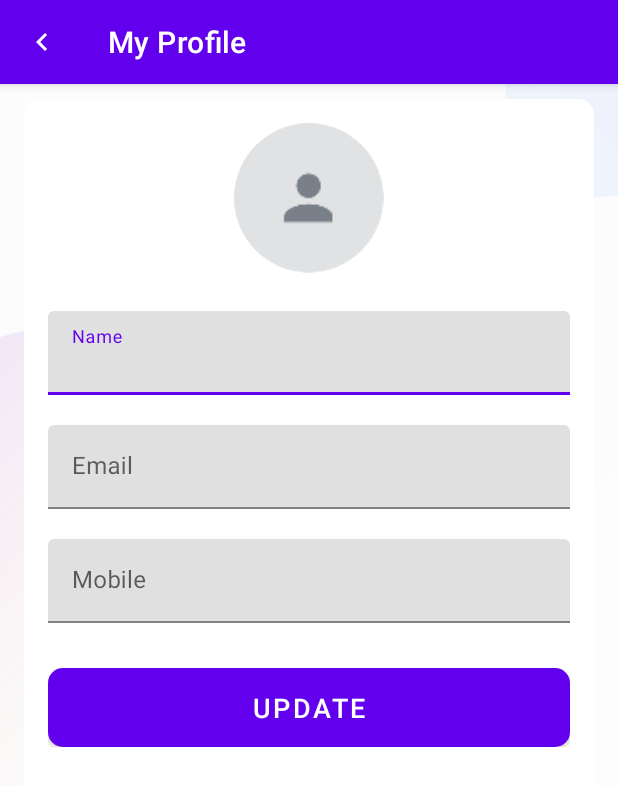
After one commit to Girishg17/HealthCare, an Android app: the MyProfileActivity screen opened directly, with no data from a screen before it, on a phone screen of 412 x 824 dp. The commit adds this screen. Shown: the top 786 px of the screen. Run offline under Robolectric (Android 15) with nearby library versions, the phone set to English and light mode, and no system bars; our stand-ins replace CircleImageView, Firebase (no records; nobody signed in at launch, a user with empty details on screens opened directly); libraries missing offline, so code that uses them is left out: org.checkerframework.checker; 4 statements that could not run were skipped.

Commit message:
MyProfile updation

```diff
--- a/app/build.gradle
+++ b/app/build.gradle
@@ -48,6 +48,10 @@ dependencies {
     implementation 'com.google.firebase:firebase-firestore:24.4.4'
     //implementation 'com.google.firebase:firebase-messaging:20.1.1'
 
+     implementation 'com.github.bumptech.glide:glide:4.11.0'
+
+   annotationProcessor 'com.github.bumptech.glide:compiler:4.11.0'
+    implementation 'com.google.firebase:firebase-storage:20.1.0'
     testImplementation 'junit:junit:4.13.2'
     androidTestImplementation 'androidx.test.ext:junit:1.1.4'
     androidTestImplementation 'androidx.test.espresso:espresso-core:3.5.0'
--- a/app/src/main/AndroidManifest.xml
+++ b/app/src/main/AndroidManifest.xml
@@ -2,6 +2,9 @@
 <manifest xmlns:android="http://schemas.android.com/apk/res/android"
     xmlns:tools="http://schemas.android.com/tools"
     package="com.girish.healthcare">
+    <uses-permission android:name="android.permission.INTERNET"/>
+    <uses-permission android:name="android.permission.ACCESS_NETWORK_STATE"/>
+    <uses-permission android:name="android.permission.READ_EXTERNAL_STORAGE"/>
 
     <application
         android:allowBackup="true"
@@ -13,6 +16,9 @@
         android:supportsRtl="true"
         android:theme="@style/Theme.HealthCare"
         tools:targetApi="31">
+        <activity
+            android:name=".activities.MyProfileActivity"
+            android:exported="false" />
         <activity
             android:name=".CreateAccountController"
             android:exported="false" />
--- /dev/null
+++ b/app/src/main/java/com/girish/healthcare/activities/MyProfileActivity.java
@@ -0,0 +1,208 @@
+package com.girish.healthcare.activities;
+
+import androidx.activity.result.ActivityResultLauncher;
+import androidx.activity.result.contract.ActivityResultContracts;
+import androidx.annotation.NonNull;
+import androidx.appcompat.app.ActionBar;
+import androidx.appcompat.app.AppCompatActivity;
+import androidx.appcompat.widget.Toolbar;
+import androidx.core.app.ActivityCompat;
+import androidx.core.content.ContextCompat;
+
+import com.bumptech.glide.Glide;
+import com.girish.healthcare.R;
+import com.girish.healthcare.controller.MyProfileController;
+import com.girish.healthcare.models.FireStoreClass;
+import com.girish.healthcare.models.User;
+
+import android.Manifest;
+import android.app.Activity;
+import android.content.Intent;
+import android.content.pm.PackageManager;
+import android.net.Uri;
+import android.os.Bundle;
+import android.provider.MediaStore;
+import android.view.View;
+import android.widget.Button;
+import android.widget.ImageView;
+import android.widget.TextView;
+import android.widget.Toast;
+
+import java.io.IOException;
+
+public class MyProfileActivity extends BaseActivity {
+//      private static final int READ_STORAGE_PERMISSION_CODE = 1;
+//
+//    private static final int PICK_IMAGE_REQUEST_CODE = 2;
+
+//    public Uri mSelectedImageFileUri;
+//    private Uri mSelectedImageUri;
+//   private User mUserDetails;
+//    private String mProfileImageURL = "";
+    private MyProfileController controller;
+
+//     public static class Companion {
+//
+//        public static int getReadStoragePermissionCode() {
+//            return READ_STORAGE_PERMISSION_CODE;
+//        }
+//
+//        public static int getPickImageRequestCode() {
+//            return PICK_IMAGE_REQUEST_CODE;
+//        }
+//    }
+
+
+    @Override
+    protected void onCreate(Bundle savedInstanceState) {
+        super.onCreate(savedInstanceState);
+        setContentView(R.layout.activity_my_profile);
+
+        setupActionBar();
+        ImageView nav_user_image = findViewById(R.id.iv_profile_user_image);
+        controller=new MyProfileController(this,nav_user_image);
+        new FireStoreClass().loadUserProfile(this);
+         ImageView nav_user_profile_image = findViewById(R.id.iv_profile_user_image);
+        Button update=findViewById(R.id.btn_update);
+     nav_user_profile_image.setOnClickListener(new View.OnClickListener() {
+    @Override
+    public void onClick(View v) {
+        controller.showImageChooser(MyProfileActivity.this);
+//        if (ContextCompat.checkSelfPermission(MyProfileActivity.this, Manifest.permission.READ_EXTERNAL_STORAGE)
+//            == PackageManager.PERMISSION_GRANTED) {
+//            showImageChooser();
+//        } else {
+//            ActivityCompat.requestPermissions(
+//                MyProfileActivity.this,
+//                new String[]{Manifest.permission.READ_EXTERNAL_STORAGE},
+//                READ_STORAGE_PERMISSION_CODE
+//            );
+//        }
+    }
+});
+     update.setOnClickListener(new View.OnClickListener() {
+    @Override
+    public void onClick(View view) {
+        showProgressDialog("Please wait");
+        // Here if the image is not selected then update the other details of user.
+        if (controller.getMSelectedImageUri() != null) {
+            controller.uploadUserImage();
+        } else {
+
+
+            // Call a function to update user details in the database.
+            controller.updateUserProfileData();
+        }
+    }
+});
+
+
+
+    }
+
+       @Override
+    protected void onActivityResult(int requestCode, int resultCode, Intent data) {
+        super.onActivityResult(requestCode, resultCode, data);
+
+        // Call the onActivityResult() method of the ImageChooser class
+        controller.onActivityResult(requestCode, resultCode, data);
+    }
+
+
+
+//    private void showImageChooser() {
+//    // Check if the permission to read external storage is granted
+//    if (ContextCompat.checkSelfPermission(this, Manifest.permission.READ_EXTERNAL_STORAGE) != PackageManager.PERMISSION_GRANTED) {
+//        // Request the permission if it is not granted
+//        ActivityCompat.requestPermissions(this, new String[]{Manifest.permission.READ_EXTERNAL_STORAGE}, READ_STORAGE_PERMISSION_CODE);
+//    } else {
+//        // Permission is granted, open the image chooser
+//        Intent intent = new Intent(Intent.ACTION_PICK, android.provider.MediaStore.Images.Media.EXTERNAL_CONTENT_URI);
+//        startActivityForResult(intent, PICK_IMAGE_REQUEST_CODE);
+//    }
+//}
+
+//@Override
+//protected void onActivityResult(int requestCode, int resultCode, Intent data) {
+//    super.onActivityResult(requestCode, resultCode, data);
+//    if (requestCode == PICK_IMAGE_REQUEST_CODE && resultCode == RESULT_OK && data != null && data.getData() != null) {
+//        // Get the selected image URI
+//        Uri mSelectedImageUri = data.getData();
+//
+//         ImageView nav_user_image = findViewById(R.id.iv_profile_user_image);
+//            Glide.with(MyProfileActivity.this)
+//        .load(mSelectedImageUri) // URL of the image
+//        .centerCrop() // Scale type of the image.
+//        .placeholder(R.drawable.ic_user_place_holder) // A default place holder
+//        .into(nav_user_image);
+//
+//        // Do something with the selected image URI, such as display it in an ImageView
+//        // imageView.setImageURI(mSelectedImageUri);
+//    }
+//}
+
+//@Override
+//public void onRequestPermissionsResult(int requestCode, String[] permissions, int[] grantResults) {
+//    super.onRequestPermissionsResult(requestCode, permissions, grantResults);
+//    if (requestCode == READ_STORAGE_PERMISSION_CODE) {
+//        if (grantResults.length > 0 && grantResults[0] == PackageManager.PERMISSION_GRANTED) {
+//            // Permission is granted, open the image chooser
+//            Intent intent = new Intent(Intent.ACTION_PICK, android.provider.MediaStore.Images.Media.EXTERNAL_CONTENT_URI);
+//            startActivityForResult(intent, PICK_IMAGE_REQUEST_CODE);
+//        } else {
+//            // Permission is denied, display a message to the user
+//            Toast.makeText(this, "Permission to read external storage is required to select an image.", Toast.LENGTH_LONG).show();
+//        }
+//    }
+//}
+
+
+
+
+
+
+
+
+
+
+
+    private void setupActionBar() {
+        Toolbar toolbar_main_activity = (Toolbar) findViewById(R.id.toolbar_my_profile_activity);
+        setSupportActionBar(toolbar_main_activity);
+        ActionBar actionBar = getSupportActionBar();
+        if (actionBar != null) {
+            actionBar.setDisplayHomeAsUpEnabled(true);
+            actionBar.setHomeAsUpIndicator(R.drawable.ic_white_color_back_24dp);
+            actionBar.setTitle("My Profile");
+        }
+        toolbar_main_activity.setNavigationOnClickListener(new View.OnClickListener() {
+            @Override
+            public void onClick(View v) {
+                onBackPressed();
+            }
+        });
+
+
+    }
+
+    public void UserDetails(User loggedInUser) {
+
+        ImageView nav_user_image = findViewById(R.id.iv_profile_user_image);
+        TextView tv_username = findViewById(R.id.et_name);
+        TextView tv_email = findViewById(R.id.et_email);
+        TextView tv_mobile = findViewById(R.id.et_mobile);
+        controller.setmUserDetails(loggedInUser);
+        Glide.with(MyProfileActivity.this)
+                .load(loggedInUser.getImage()) // URL of the image
+                .centerCrop() // Scale type of the image.
+                .placeholder(R.drawable.ic_user_place_holder) // A default place holder
+                .into(nav_user_image); // the view in which the image will be loaded.
+        tv_username.setText(loggedInUser.getName());
+        tv_email.setText(loggedInUser.getEmail());
+        if (loggedInUser.getMobile() != 0) {
+            tv_mobile.setText(String.valueOf(loggedInUser.getMobile()));
+
+        }
+    }
+
+}
--- a/app/src/main/java/com/girish/healthcare/models/CreateAccountModel.java
+++ b/app/src/main/java/com/girish/healthcare/models/CreateAccountModel.java
@@ -45,7 +45,7 @@ public class CreateAccountModel extends BaseActivity {
                         FirebaseUser firebaseUser = task.getResult().getUser();
                         assert firebaseUser != null;
                         String registeredEmail = firebaseUser.getEmail();
-                        User user = new User(firebaseUser.getUid(),name,registeredEmail,""
+                        User user = new User(firebaseUser.getUid(),name,registeredEmail,"","",0
                         );
                         FireStoraget.registerUser(user);
                     //    FirebaseAuth.getInstance().signOut();
--- a/app/src/main/java/com/girish/healthcare/models/FireStoreClass.java
+++ b/app/src/main/java/com/girish/healthcare/models/FireStoreClass.java
@@ -1,9 +1,10 @@
 package com.girish.healthcare.models;
 
 import com.girish.healthcare.activities.CreateAccount;
-//import com.google.android.gms.common.internal.Constants;
+
 import com.girish.healthcare.activities.Home1;
 import com.girish.healthcare.activities.MainActivity;
+import com.girish.healthcare.activities.MyProfileActivity;
 import com.girish.healthcare.controller.AddUserCallback;
 import com.girish.healthcare.utils.Constants;
 import com.google.android.gms.tasks.OnFailureListener;
@@ -15,12 +16,16 @@ import com.google.firebase.firestore.FirebaseFirestore;
 
 import android.app.Activity;
 import android.util.Log;
+import android.widget.Toast;
 
 import androidx.annotation.NonNull;
 
 import com.google.firebase.auth.FirebaseAuth;
 
 import com.google.firebase.firestore.SetOptions;
+import com.google.protobuf.Any;
+
+import java.util.HashMap;
 
 
 // TODO (Step 3: Create a class where we will add the operation performed for the firestore database.)
@@ -60,25 +65,27 @@ public class FireStoreClass {
                 ));
     }
 
-    public void signInUser(Activity activity) {
+    public void loadUserData(Activity activity) {
 
         mFireStore.collection(Constants.USERS)
                 .document(getCurrentUserID())
                 .get()
                 .addOnSuccessListener(documentSnapshot -> {
-                    Log.e(activity.getClass().getSimpleName(), documentSnapshot.toString());
 
                     // TODO (STEP 3: Pass the result to base activity.)
                     // START
                     User loggedInUser = documentSnapshot.toObject(User.class);
 
                     // Here call a function of base activity for transferring the result to it.
-                   if(activity instanceof MainActivity){
-                       ((MainActivity)activity).signInSuccess(loggedInUser);
-                   }
-                   else if(activity instanceof Home1){
-                       ((Home1) activity).updateNavigationUserDetails(loggedInUser);
-                   }
+//                   if(activity instanceof MainActivity){
+//                       ((MainActivity)activity).signInSuccess(loggedInUser);
+//                   }
+                    if (activity instanceof Home1) {
+
+
+                        ((Home1) activity).updateNavigationUserDetails(loggedInUser);
+
+                    }
 //                   else if (activity instanceof MyProfileActivity) {
 //                        ((MyProfileActivity) activity).setUserDataInUI(loggedInUser);
 //                    }
@@ -92,6 +99,73 @@ public class FireStoreClass {
                                 "Error while getting loggedIn user details", e);
                     }
                 });
+    }
+
+public void updateUserProfileData(MyProfileActivity activity, HashMap<String, Object> userHashMap) {
+    mFireStore.collection(Constants.USERS) // Collection Name
+        .document(getCurrentUserID()) // Document ID
+        .update(userHashMap) // A hashmap of fields which are to be updated.
+        .addOnSuccessListener(new OnSuccessListener<Void>() {
+            @Override
+            public void onSuccess(Void aVoid) {
+                // Profile data is updated successfully.
+
+                activity.hideProgressDialog();
+                activity.finish();;
+                Toast.makeText(activity, "Profile updated successfully!", Toast.LENGTH_SHORT).show();
+
+                // Notify the success result.
+
+            }
+        })
+        .addOnFailureListener(new OnFailureListener() {
+            @Override
+            public void onFailure(@NonNull Exception e) {
+                activity.hideProgressDialog();
+                activity.finish();
+                   Toast.makeText(activity, "Profile not updated", Toast.LENGTH_SHORT).show();
+
+
+
+            }
+        });
+}
+
+
+    public void loadUserProfile(Activity activity) {
+
+        mFireStore.collection(Constants.USERS)
+                .document(getCurrentUserID())
+                .get()
+                .addOnSuccessListener(documentSnapshot -> {
+
+                    // TODO (STEP 3: Pass the result to base activity.)
+                    // START
+                    User loggedInUser = documentSnapshot.toObject(User.class);
+
+                    // Here call a function of base activity for transferring the result to it.
+//                   if(activity instanceof MainActivity){
+//                       ((MainActivity)activity).signInSuccess(loggedInUser);
+//                   }
+
+
+                    ((MyProfileActivity) activity).UserDetails(loggedInUser);
+
+
+//                   else if (activity instanceof MyProfileActivity) {
+//                        ((MyProfileActivity) activity).setUserDataInUI(loggedInUser);
+//                    }
+
+                    // END
+                })
+                .addOnFailureListener(new OnFailureListener() {
+                    @Override
+                    public void onFailure(@NonNull Exception e) {
+                         Toast.makeText(activity, "Could not able to load profile", Toast.LENGTH_SHORT).show();
+
+                    }
+                });
+
     }
 
 
@@ -120,4 +194,5 @@ public class FireStoreClass {
         return currentUserID;
     }
 
+
 }
--- a/app/src/main/java/com/girish/healthcare/models/User.java
+++ b/app/src/main/java/com/girish/healthcare/models/User.java
@@ -12,8 +12,11 @@ public class User implements Parcelable {
    private String image;
    private long mobile;
     private String fcmToken;
+    public User(){
 
-    public User(String id,String name, String email, String fcmToken) {
+    }
+
+    public User(String id,String name, String email, String fcmToken,String image,long mobile) {
         this.id = id;
        this.name = name;
         this.email = email;
--- a/app/src/main/java/com/girish/healthcare/utils/Constants.java
+++ b/app/src/main/java/com/girish/healthcare/utils/Constants.java
@@ -2,4 +2,7 @@ package com.girish.healthcare.utils;
 
 public interface Constants {
     String USERS = "users";
+    String IMAGE="image";
+    String MOBILE="mobile";
+    String NAME="name";
 }
--- /dev/null
+++ b/app/src/main/res/drawable/ic_white_color_back_24dp.xml
@@ -0,0 +1,4 @@
+<?xml version="1.0" encoding="utf-8"?>
+<vector xmlns:android="http://schemas.android.com/apk/res/android" android:width="24dp" android:height="24dp" android:tint="@android:color/white" android:viewportWidth="24.0" android:viewportHeight="24.0">
+<path android:fillColor="@android:color/white" android:pathData="M15.41,7.41L14,6l-6,6 6,6 1.41,-1.41L10.83,12z"/>
+</vector>
--- /dev/null
+++ b/app/src/main/res/layout/activity_my_profile.xml
@@ -0,0 +1,113 @@
+<?xml version="1.0" encoding="utf-8"?>
+<LinearLayout xmlns:android="http://schemas.android.com/apk/res/android"
+    xmlns:app="http://schemas.android.com/apk/res-auto"
+    xmlns:tools="http://schemas.android.com/tools"
+    android:layout_width="match_parent"
+    android:layout_height="match_parent"
+    android:orientation="vertical"
+    tools:context=".activities.MyProfileActivity">
+
+    <com.google.android.material.appbar.AppBarLayout
+        android:layout_width="match_parent"
+        android:layout_height="wrap_content"
+        android:theme="@style/Theme.AppBarOverlay">
+
+        <androidx.appcompat.widget.Toolbar
+            android:id="@+id/toolbar_my_profile_activity"
+            android:layout_width="match_parent"
+            android:layout_height="?attr/actionBarSize"
+            android:background="?attr/colorPrimary"
+            app:popupTheme="@style/Theme.PopupOverlay" />
+
+    </com.google.android.material.appbar.AppBarLayout>
+    <!-- This layout is just used for applying a background image to the screen below the toolbar. -->
+    <LinearLayout
+        android:layout_width="match_parent"
+        android:layout_height="match_parent"
+        android:background="@drawable/ic_background">
+
+        <androidx.cardview.widget.CardView
+            android:layout_width="match_parent"
+            android:layout_height="match_parent"
+            android:layout_marginStart="@dimen/my_profile_screen_content_marginStartEnd"
+            android:layout_marginTop="@dimen/my_profile_screen_content_marginTopBottom"
+            android:layout_marginEnd="@dimen/my_profile_screen_content_marginStartEnd"
+            android:layout_marginBottom="@dimen/my_profile_screen_content_marginTopBottom"
+            android:elevation="@dimen/card_view_elevation"
+            app:cardCornerRadius="@dimen/card_view_corner_radius">
+
+            <LinearLayout
+                android:layout_width="match_parent"
+                android:layout_height="wrap_content"
+                android:gravity="center_horizontal"
+                android:orientation="vertical"
+                android:padding="@dimen/my_profile_screen_content_padding">
+
+                <de.hdodenhof.circleimageview.CircleImageView
+                    android:id="@+id/iv_profile_user_image"
+                    android:layout_width="@dimen/my_profile_user_image_size"
+                    android:layout_height="@dimen/my_profile_user_image_size"
+                    android:contentDescription="@string/image_contentDescription"
+                    android:src="@drawable/ic_user_place_holder" />
+
+                <com.google.android.material.textfield.TextInputLayout
+                    android:layout_width="match_parent"
+                    android:layout_height="wrap_content"
+                    android:layout_marginTop="@dimen/my_profile_name_til_marginTop">
+
+                    <androidx.appcompat.widget.AppCompatEditText
+                        android:id="@+id/et_name"
+                        android:layout_width="match_parent"
+                        android:layout_height="wrap_content"
+                        android:hint="@string/name"
+                        android:textSize="@dimen/et_text_size" />
+                </com.google.android.material.textfield.TextInputLayout>
+
+                <com.google.android.material.textfield.TextInputLayout
+                    android:layout_width="match_parent"
+                    android:layout_height="wrap_content"
+                    android:layout_marginTop="@dimen/my_profile_et_email_marginTop">
+
+                    <androidx.appcompat.widget.AppCompatEditText
+                        android:id="@+id/et_email"
+                        android:layout_width="match_parent"
+                        android:layout_height="wrap_content"
+                        android:focusable="false"
+                        android:focusableInTouchMode="false"
+                        android:hint="@string/email"
+                        android:inputType="textEmailAddress"
+                        android:textSize="@dimen/et_text_size" />
+                </com.google.android.material.textfield.TextInputLayout>
+
+                <com.google.android.material.textfield.TextInputLayout
+                    android:layout_width="match_parent"
+                    android:layout_height="wrap_content"
+                    android:layout_marginTop="@dimen/my_profile_et_mobile_marginTop">
+
+                    <androidx.appcompat.widget.AppCompatEditText
+                        android:id="@+id/et_mobile"
+                        android:layout_width="match_parent"
+                        android:layout_height="wrap_content"
+                        android:hint="Mobile"
+                        android:inputType="phone"
+                        android:textSize="@dimen/et_text_size" />
+                </com.google.android.material.textfield.TextInputLayout>
+
+                <Button
+                    android:id="@+id/btn_update"
+                    android:layout_width="match_parent"
+                    android:layout_height="wrap_content"
+                    android:layout_gravity="center"
+                    android:layout_marginTop="@dimen/my_profile_btn_update_marginTop"
+                    android:background="@drawable/shape_button_rounded"
+                    android:foreground="?attr/selectableItemBackground"
+                    android:gravity="center"
+                    android:paddingTop="@dimen/btn_paddingTopBottom"
+                    android:paddingBottom="@dimen/btn_paddingTopBottom"
+                    android:text="update"
+                    android:textColor="@android:color/white"
+                    android:textSize="@dimen/btn_text_size" />
+            </LinearLayout>
+        </androidx.cardview.widget.CardView>
+    </LinearLayout>
+</LinearLayout>
--- a/app/src/main/res/layout/nav_header_main.xml
+++ b/app/src/main/res/layout/nav_header_main.xml
@@ -9,6 +9,7 @@
     android:orientation="vertical"
     android:theme="@style/ThemeOverlay.AppCompat.Dark">
 <de.hdodenhof.circleimageview.CircleImageView
+    android:id="@+id/nav_user_image"
     android:layout_width="@dimen/nav_image_size"
     android:layout_height="@dimen/nav_image_size"
     android:layout_marginStart="@dimen/nav_content_margin_StartEnd"
@@ -23,12 +24,13 @@
         android:layout_width="wrap_content"
         android:layout_height="wrap_content"
         android:id="@+id/tv_username"
-        android:layout_marginStart="@dimen/nav_content_margin_StartEnd"
+        android:layout_marginStart="27dp"
         android:layout_marginTop="@dimen/nav_content_margin_top"
         android:layout_marginEnd="@dimen/nav_content_margin_StartEnd"
         android:layout_marginBottom="@dimen/nav_content_margin_bottom"
-        android:textColor="@android:color/white"
+        android:textColor="@android:color/black"
         android:textSize="@dimen/nav_user_name_text_size"
+
         tools:text="username"
 
         />
--- a/app/src/main/res/values/colors.xml
+++ b/app/src/main/res/values/colors.xml
@@ -17,4 +17,5 @@
 
     <color name="task_list_action_color">#F7F6FA</color>
     <color name="task_list_title_view_bg_color">#F8F8F8</color>
+
 </resources>
--- /dev/null
+++ b/app/src/main/res/values/dimens.xml
@@ -0,0 +1,12 @@
+<?xml version="1.0" encoding="utf-8"?>
+<resources>
+    <dimen name="my_profile_screen_content_marginTopBottom">10dp</dimen>
+    <dimen name="my_profile_screen_content_marginStartEnd">16dp</dimen>
+
+<dimen name="my_profile_screen_content_padding">16dp</dimen>
+<dimen name="my_profile_user_image_size">100dp</dimen>
+<dimen name="my_profile_name_til_marginTop">25dp</dimen>
+<dimen name="my_profile_et_email_marginTop">20dp</dimen>
+<dimen name="my_profile_et_mobile_marginTop">20dp</dimen>
+<dimen name="my_profile_btn_update_marginTop">30dp</dimen>
+</resources>
--- a/app/src/main/res/values/themes.xml
+++ b/app/src/main/res/values/themes.xml
@@ -13,6 +13,7 @@
         <item name="android:statusBarColor" tools:targetApi="l">?attr/colorPrimaryVariant</item>
         <!-- Customize your theme here. -->
     </style>
+
     <style name="Theme.AppBarOverlay" parent="ThemeOverlay.AppCompat.Dark.ActionBar"/>
     <style name="Theme.PopupOverlay" parent="Theme.AppCompat.Light"/>
 
```
Also changed, not shown: app/src/main/java/com/girish/healthcare/activities/CreateAccount.java (+6 -8 lines), app/src/main/java/com/girish/healthcare/activities/Home1.java (+21 -15 lines), app/src/main/java/com/girish/healthcare/activities/MainActivity.java (+8 -7 lines), app/src/main/java/com/girish/healthcare/controller/MyProfileController.java (added, +221 -0 lines).
